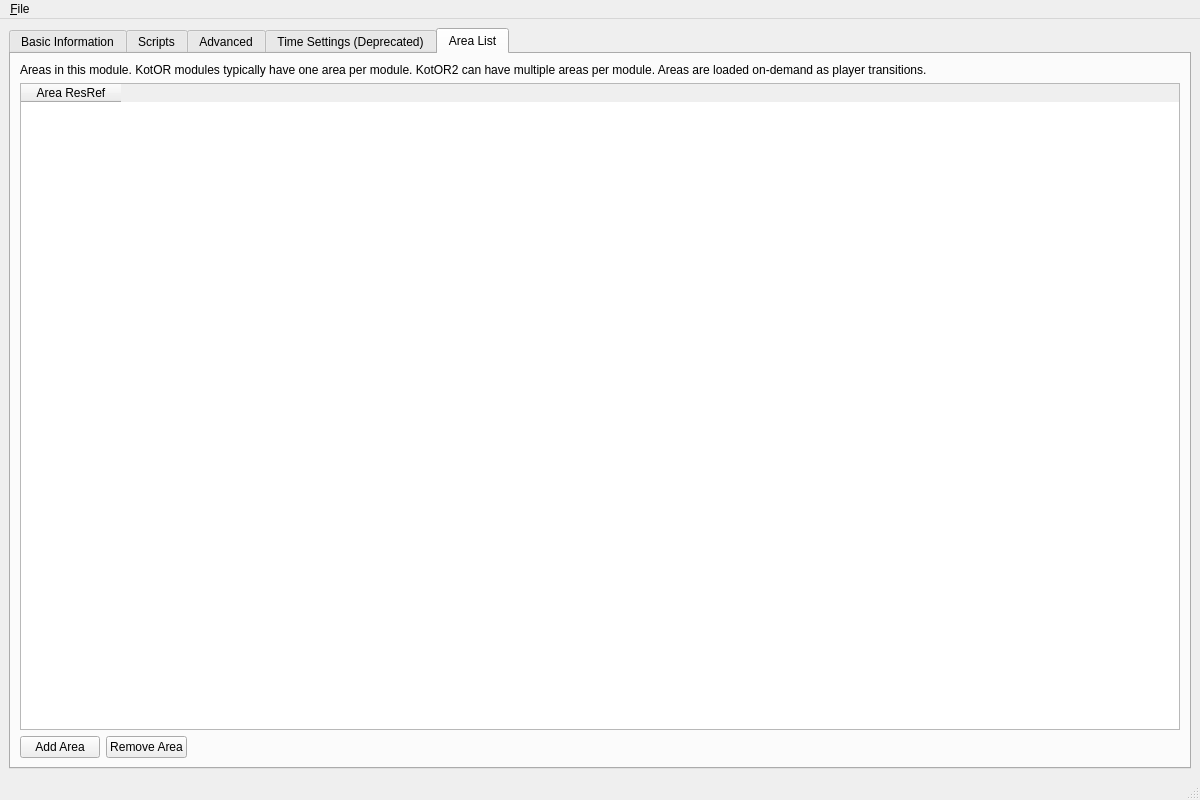
openkotor/pykotor, file Tools/HolocronToolset/src/ui/editors/ifo.ui: the form before one commit.
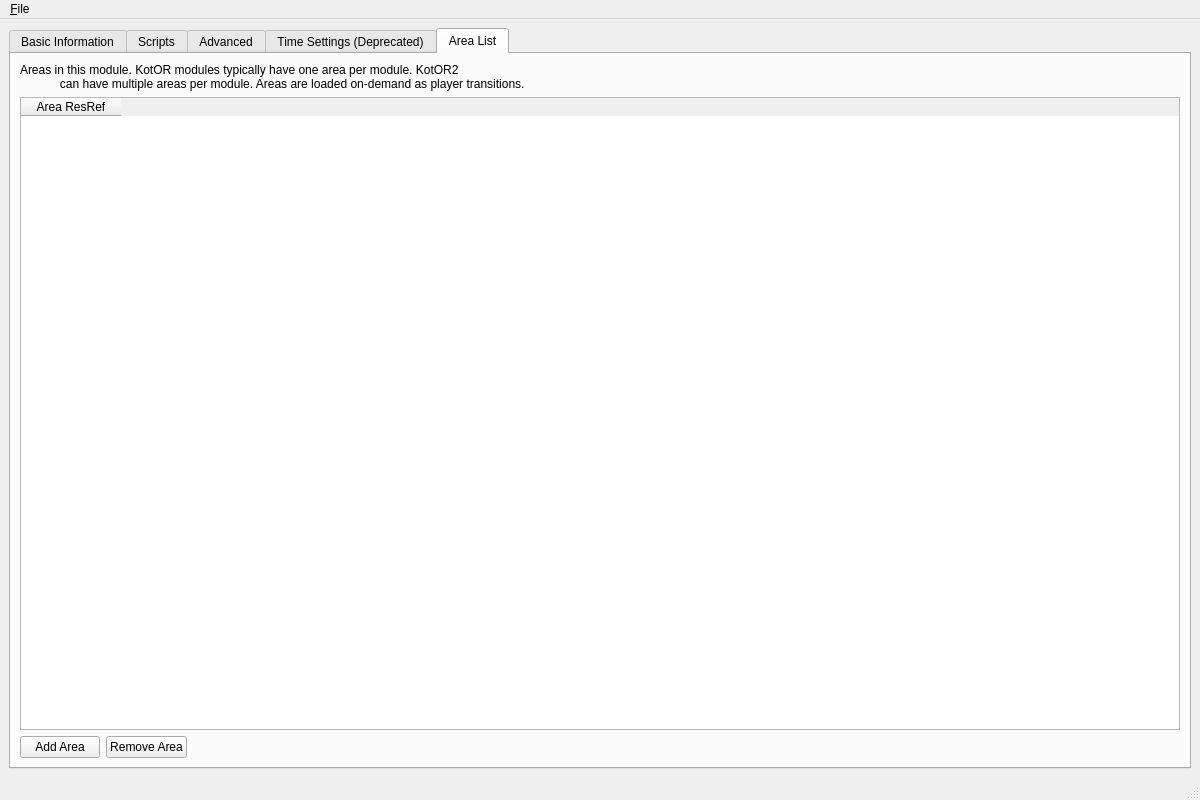
The form after the commit. The open tabs and pages were chosen to show the change. Custom widgets are drawn as their Qt base class.

Patch:
```diff
--- a/Tools/HolocronToolset/src/ui/editors/ifo.ui
+++ b/Tools/HolocronToolset/src/ui/editors/ifo.ui
@@ -996,7 +996,8 @@
         <item>
          <widget class="QLabel" name="labelAreaListInfo">
           <property name="text">
-           <string>Areas in this module. KotOR modules typically have one area per module. KotOR2 can have multiple areas per module. Areas are loaded on-demand as player transitions.</string>
+           <string>Areas in this module. KotOR modules typically have one area per module. KotOR2
+            can have multiple areas per module. Areas are loaded on-demand as player transitions.</string>
           </property>
           <property name="wordWrap">
            <bool>true</bool>
```
Left out of the diff: 169 changed lines with no effect on the pictures.
